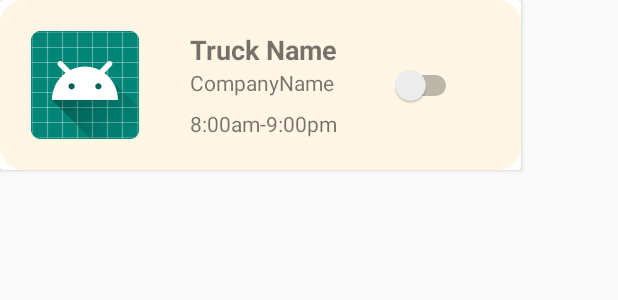
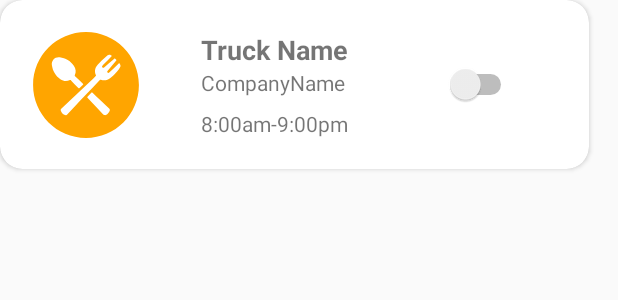
Before and after one commit to mrashment/CurbSide, an Android app: the layout see_trucks_truck_card.xml on its own in the app's theme, with its tools: preview values and no code run, on a phone screen of 412 x 824 dp. Shown: the top 300 px of the screen. Run offline under Robolectric (Android 15) with nearby library versions, the phone set to English and light mode, and no system bars.

Commit message:
See Trucks UI improved.

```diff
--- a/app/src/main/res/layout/see_trucks_truck_card.xml
+++ b/app/src/main/res/layout/see_trucks_truck_card.xml
@@ -5,29 +5,32 @@
     android:id="@+id/seeCardView"
     android:layout_width="wrap_content"
     android:layout_height="wrap_content"
-    android:elevation="5dp"
-    android:orientation="vertical"
-    android:padding="50dp">
+    android:elevation="10dp"
+    android:orientation="horizontal"
+    android:padding="5dp"
+    app:cardCornerRadius="15dp"
+    android:layout_marginBottom="10dp"
+    >
 
     <androidx.constraintlayout.widget.ConstraintLayout
         android:id="@+id/constraintLayout"
-        android:layout_width="347dp"
-        android:layout_height="match_parent"
+        android:layout_width="382dp"
+        android:layout_height="102dp"
         android:layout_gravity="center_horizontal|fill|center_vertical"
-        android:background="@drawable/rounded_corner">
+        android:layout_margin="5dp">
 
         <ImageView
             android:id="@+id/imageView"
-            android:layout_width="wrap_content"
-            android:layout_height="wrap_content"
+            android:layout_width="72dp"
+            android:layout_height="72dp"
             android:layout_marginStart="16dp"
             android:layout_marginTop="16dp"
             android:layout_marginBottom="16dp"
+            android:background="@drawable/ic_logo_truck"
             android:contentDescription="Truck Logo"
             app:layout_constraintBottom_toBottomOf="parent"
             app:layout_constraintStart_toStartOf="parent"
-            app:layout_constraintTop_toTopOf="parent"
-            app:srcCompat="@mipmap/ic_launcher_round" />
+            app:layout_constraintTop_toTopOf="parent" />
 
         <TextView
             android:id="@+id/companyNameTextView"
```
